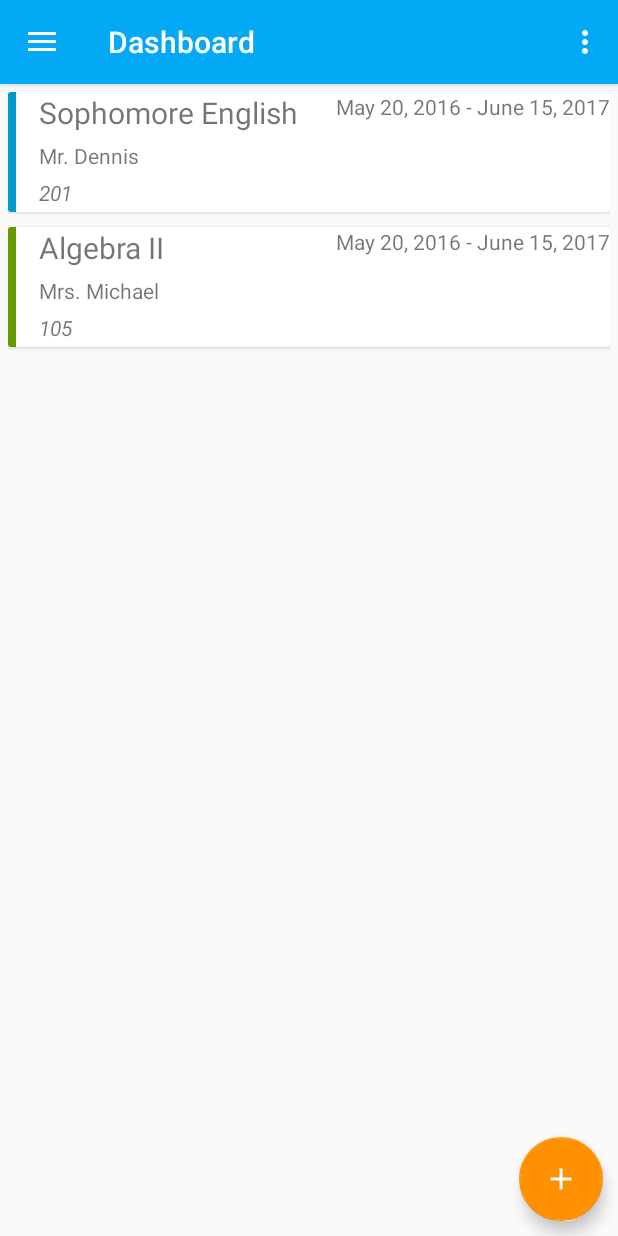
After one commit to nickthegroot/UnityPlanner, an Android app: the fragment CourseShowcase placed in its activity, on a phone screen of 412 x 824 dp. The commit adds this screen. Run offline under Robolectric (Android 15) with nearby library versions, the phone set to English and light mode, and no system bars; our stand-ins replace Firebase (no records; nobody signed in at launch, a user with empty details on screens opened directly), Picasso; libraries missing offline, so code that uses them is left out: com.google.api.client, com.google.api.services, pub.devrel.easypermissions, uk.co.deanwild; pictures from the network do not load; 1 statement that could not run was skipped.

Commit message:
AssignmentShowcase and CourseShowcase now have example data for showcase to highlight

```diff
--- a/app/src/main/AndroidManifest.xml
+++ b/app/src/main/AndroidManifest.xml
@@ -26,6 +26,9 @@
             </intent-filter>
         </receiver>
         <receiver android:name=".utils.AlarmReceiver" />
+
+        <!--todo turn back on crash reporting for release-->
+        <meta-data android:name="firebase_crash_collection_enabled" android:value="false" />
 
         <activity
             android:name=".LauncherLogin"
--- a/app/src/main/java/com/nbdeg/unityplanner/AssignmentList.java
+++ b/app/src/main/java/com/nbdeg/unityplanner/AssignmentList.java
@@ -34,7 +34,7 @@ public class AssignmentList extends Fragment {
     @Override
     public void onResume() {
         super.onResume();
-        NavigationView navigationView = getActivity().findViewById(R.id.nav_view);
+        NavigationView navigationView = (NavigationView) getActivity().findViewById(R.id.nav_view);
         navigationView.setCheckedItem(R.id.nav_assignment);
 
         getActivity().setTitle("Assignments");
@@ -45,7 +45,7 @@ public class AssignmentList extends Fragment {
                              Bundle savedInstanceState) {
 
         View mView = inflater.inflate(R.layout.fragment_assignment_list, container, false);
-        RecyclerView assignmentView = mView.findViewById(R.id.assignment_list_view);
+        RecyclerView assignmentView = (RecyclerView) mView.findViewById(R.id.assignment_list_view);
         LinearLayoutManager assignmentLayoutManager = new LinearLayoutManager(getContext());
 
         assignmentView.setLayoutManager(assignmentLayoutManager);
--- a/app/src/main/java/com/nbdeg/unityplanner/CourseList.java
+++ b/app/src/main/java/com/nbdeg/unityplanner/CourseList.java
@@ -8,6 +8,7 @@ import android.support.v4.app.Fragment;
 import android.support.v7.widget.DividerItemDecoration;
 import android.support.v7.widget.LinearLayoutManager;
 import android.support.v7.widget.RecyclerView;
+import android.util.Log;
 import android.view.LayoutInflater;
 import android.view.View;
 import android.view.ViewGroup;
@@ -38,7 +39,7 @@ public class CourseList extends Fragment {
     @Override
     public void onResume() {
         super.onResume();
-        NavigationView navigationView = getActivity().findViewById(R.id.nav_view);
+        NavigationView navigationView = (NavigationView) getActivity().findViewById(R.id.nav_view);
         navigationView.setCheckedItem(R.id.nav_courses);
 
         getActivity().setTitle("Courses");
@@ -49,7 +50,7 @@ public class CourseList extends Fragment {
                              Bundle savedInstanceState) {
 
         View mView = inflater.inflate(R.layout.fragment_course_list, container, false);
-        RecyclerView courseView = mView.findViewById(R.id.course_list_view);
+        RecyclerView courseView = (RecyclerView) mView.findViewById(R.id.course_list_view);
         LinearLayoutManager courseLayoutManager = new LinearLayoutManager(getContext());
 
         DividerItemDecoration dividerItemDecoration = new DividerItemDecoration(courseView.getContext(),
@@ -63,6 +64,7 @@ public class CourseList extends Fragment {
         mAdapter = new FirebaseRecyclerAdapter<Course, CourseHolder>(Course.class, R.layout.database_course_view, CourseHolder.class, courseDb) {
             @Override
             protected void populateViewHolder(CourseHolder viewHolder, Course course, int position) {
+                Log.d("Course", "populateViewHolder: " + course.getName());
                 viewHolder.setName(course.getName());
                 viewHolder.setTeacher(course.getTeacher());
                 viewHolder.setRoomNumber(course.getRoomNumber());
--- a/app/src/main/java/com/nbdeg/unityplanner/DashboardFragment.java
+++ b/app/src/main/java/com/nbdeg/unityplanner/DashboardFragment.java
@@ -41,7 +41,7 @@ public class DashboardFragment extends Fragment {
     @Override
     public void onResume() {
         super.onResume();
-        NavigationView navigationView = getActivity().findViewById(R.id.nav_view);
+        NavigationView navigationView = (NavigationView)getActivity().findViewById(R.id.nav_view);
         navigationView.setCheckedItem(R.id.nav_home);
 
         getActivity().setTitle("Dashboard");
@@ -53,12 +53,12 @@ public class DashboardFragment extends Fragment {
         // Inflate the layout for this fragment
         final View view = inflater.inflate(R.layout.fragment_dashboard, container, false);
 
-        final TextView todayTitle = view.findViewById(R.id.dashboard_today_title);
-        final TextView tomorrowTitle = view.findViewById(R.id.dashboard_tomorrow_title);
-        final ListView todayList = view.findViewById(R.id.dashboard_today_list);
-        final ListView tomorrowList = view.findViewById(R.id.dashboard_tomorrow_list);
-        final ImageView todayAdd = view.findViewById(R.id.dashboard_today_add);
-        final ImageView tomorrowAdd = view.findViewById(R.id.dashboard_tomorrow_add);
+        final TextView todayTitle = (TextView) view.findViewById(R.id.dashboard_today_title);
+        final TextView tomorrowTitle = (TextView) view.findViewById(R.id.dashboard_tomorrow_title);
+        final ListView todayList = (ListView) view.findViewById(R.id.dashboard_today_list);
+        final ListView tomorrowList = (ListView) view.findViewById(R.id.dashboard_tomorrow_list);
+        final ImageView todayAdd = (ImageView) view.findViewById(R.id.dashboard_today_add);
+        final ImageView tomorrowAdd = (ImageView) view.findViewById(R.id.dashboard_tomorrow_add);
 
         todayTitle.setText("Due Today - " + formatter.format(new Date()));
 
--- /dev/null
+++ b/app/src/main/java/com/nbdeg/unityplanner/showcase/CourseShowcase.java
@@ -0,0 +1,59 @@
+package com.nbdeg.unityplanner.showcase;
+
+
+import android.os.Bundle;
+import android.support.v4.app.Fragment;
+import android.support.v4.app.FragmentTransaction;
+import android.view.LayoutInflater;
+import android.view.View;
+import android.view.ViewGroup;
+
+import com.nbdeg.unityplanner.R;
+
+import uk.co.deanwild.materialshowcaseview.IShowcaseListener;
+import uk.co.deanwild.materialshowcaseview.MaterialShowcaseView;
+
+/**
+ * A simple {@link Fragment} subclass.
+ */
+public class CourseShowcase extends Fragment {
+
+
+    public CourseShowcase() {
+        // Required empty public constructor
+    }
+
+
+    @Override
+    public View onCreateView(LayoutInflater inflater, ViewGroup container,
+                             Bundle savedInstanceState) {
+        // Inflate the layout for this fragment
+        View view = inflater.inflate(R.layout.fragment_course_showcase, container, false);
+
+        new MaterialShowcaseView.Builder(getActivity())
+                .setTarget(view.findViewById(R.id.showcase_course))
+                .setTitleText("Courses")
+                .setContentText("In order to add assignments, you have to have classes. Use this button to add all of your classes")
+                .setDismissText("Continue")
+                .setListener(new IShowcaseListener() {
+                    @Override
+                    public void onShowcaseDisplayed(MaterialShowcaseView materialShowcaseView) {
+                    }
+
+                    @Override
+                    public void onShowcaseDismissed(MaterialShowcaseView materialShowcaseView) {
+                        AssignmentShowcase showFrag = new AssignmentShowcase();
+
+                        FragmentTransaction transaction = getActivity().getSupportFragmentManager().beginTransaction();
+                        transaction.replace(R.id.dashboard_fragments, showFrag);
+                        transaction.addToBackStack(null);
+
+                        transaction.commit();
+                    }
+                })
+                .show();
+
+        return view;
+    }
+
+}
--- a/app/src/main/java/com/nbdeg/unityplanner/utils/AssignmentHolder.java
+++ b/app/src/main/java/com/nbdeg/unityplanner/utils/AssignmentHolder.java
@@ -26,9 +26,9 @@ public class AssignmentHolder extends RecyclerView.ViewHolder {
         super(view);
         assignment = view;
         assignmentColor = view.findViewById(R.id.assignment_color);
-        assignmentName = view.findViewById(R.id.assignment_name);
-        assignmentDate = view.findViewById(R.id.assignment_date);
-        assignmentCourse = view.findViewById(R.id.assignment_class);
+        assignmentName = (TextView) view.findViewById(R.id.assignment_name);
+        assignmentDate = (TextView) view.findViewById(R.id.assignment_date);
+        assignmentCourse = (TextView) view.findViewById(R.id.assignment_class);
         assignmentLate = view.findViewById(R.id.assignment_late);
     }
 
--- a/app/src/main/java/com/nbdeg/unityplanner/utils/EditTextDatePicker.java
+++ b/app/src/main/java/com/nbdeg/unityplanner/utils/EditTextDatePicker.java
@@ -25,7 +25,7 @@ public class EditTextDatePicker implements View.OnFocusChangeListener, DatePicke
     public EditTextDatePicker(Context context, int editTextViewID)
     {
         Activity act = (Activity) context;
-        this._editText = act.findViewById(editTextViewID);
+        this._editText = (EditText) act.findViewById(editTextViewID);
         this._editText.setKeyListener(null);
         this._editText.setOnFocusChangeListener(this);
         this._context = context;
--- /dev/null
+++ b/app/src/main/res/layout/fragment_course_showcase.xml
@@ -0,0 +1,126 @@
+<LinearLayout xmlns:android="http://schemas.android.com/apk/res/android"
+    xmlns:tools="http://schemas.android.com/tools"
+    android:layout_width="match_parent"
+    android:layout_height="match_parent"
+    tools:context="com.nbdeg.unityplanner.showcase.CourseShowcase"
+    android:orientation="vertical"
+    android:padding="5dp">
+
+    <android.support.v7.widget.CardView
+        android:id="@+id/showcase_course"
+        xmlns:android="http://schemas.android.com/apk/res/android"
+        android:layout_width="wrap_content"
+        android:layout_height="wrap_content"
+        android:layout_marginBottom="10dp">
+
+        <LinearLayout
+            android:layout_width="match_parent"
+            android:layout_height="match_parent">
+
+            <View
+                android:background="@android:color/holo_blue_dark"
+                android:layout_gravity="center_vertical"
+                android:id="@+id/showcase1_course_color"
+                android:padding="15dp"
+                android:layout_width="5dp"
+                android:layout_height="80dp" />
+
+            <RelativeLayout
+                android:layout_width="match_parent"
+                android:layout_height="match_parent"
+                android:layout_marginLeft="15dp">
+
+                <TextView
+                    android:text="May 20, 2016 - June 15, 2017"
+                    android:id="@+id/showcase1_course_time"
+                    android:layout_width="wrap_content"
+                    android:layout_height="wrap_content"
+                    android:layout_alignParentRight="true"/>
+                <TextView
+                    android:text="Sophomore English"
+                    android:layout_width="wrap_content"
+                    android:layout_height="wrap_content"
+                    android:layout_marginBottom="5dp"
+                    android:textSize="20sp"
+                    android:layout_toLeftOf="@id/showcase1_course_time"
+                    android:layout_alignParentLeft="true"
+                    android:id="@+id/showcase1_course_name"/>
+
+                <TextView
+                    android:text="Mr. Dennis"
+                    android:layout_width="wrap_content"
+                    android:layout_height="wrap_content"
+                    android:layout_below="@id/showcase1_course_name"
+                    android:layout_marginBottom="5dp"
+                    android:id="@+id/showcase1_course_teacher"/>
+
+                <TextView
+                    android:text="201"
+                    android:layout_width="wrap_content"
+                    android:layout_height="wrap_content"
+                    android:layout_below="@id/showcase1_course_teacher"
+                    android:textStyle="italic"
+                    android:id="@+id/showcase1_course_room_number"/>
+            </RelativeLayout>
+        </LinearLayout>
+    </android.support.v7.widget.CardView>
+
+    <android.support.v7.widget.CardView
+        xmlns:android="http://schemas.android.com/apk/res/android"
+        android:layout_width="wrap_content"
+        android:layout_height="wrap_content"
+        android:layout_marginBottom="10dp">
+
+        <LinearLayout
+            android:layout_width="match_parent"
+            android:layout_height="match_parent">
+
+            <View
+                android:background="@android:color/holo_green_dark"
+                android:layout_gravity="center_vertical"
+                android:id="@+id/showcase2_course_color"
+                android:padding="15dp"
+                android:layout_width="5dp"
+                android:layout_height="80dp" />
+
+            <RelativeLayout
+                android:layout_width="match_parent"
+                android:layout_height="match_parent"
+                android:layout_marginLeft="15dp">
+
+                <TextView
+                    android:text="May 20, 2016 - June 15, 2017"
+                    android:id="@+id/showcase2_course_time"
+                    android:layout_width="wrap_content"
+                    android:layout_height="wrap_content"
+                    android:layout_alignParentRight="true"/>
+                <TextView
+                    android:text="Algebra II"
+                    android:layout_width="wrap_content"
+                    android:layout_height="wrap_content"
+                    android:layout_marginBottom="5dp"
+                    android:textSize="20sp"
+                    android:layout_toLeftOf="@id/showcase2_course_time"
+                    android:layout_alignParentLeft="true"
+                    android:id="@+id/showcase2_course_name"/>
+
+                <TextView
+                    android:text="Mrs. Michael"
+                    android:layout_width="wrap_content"
+                    android:layout_height="wrap_content"
+                    android:layout_below="@id/showcase2_course_name"
+                    android:layout_marginBottom="5dp"
+                    android:id="@+id/showcase2_course_teacher"/>
+
+                <TextView
+                    android:text="105"
+                    android:layout_width="wrap_content"
+                    android:layout_height="wrap_content"
+                    android:layout_below="@id/showcase2_course_teacher"
+                    android:textStyle="italic"
+                    android:id="@+id/showcase2_course_room_number"/>
+            </RelativeLayout>
+        </LinearLayout>
+    </android.support.v7.widget.CardView>
+
+</LinearLayout>
--- a/app/src/main/res/layout/fragment_dashboard.xml
+++ b/app/src/main/res/layout/fragment_dashboard.xml
@@ -7,6 +7,7 @@
     android:orientation="vertical">
 
     <RelativeLayout
+        android:id="@+id/dashboard_day_1_layout"
         android:layout_width="wrap_content"
         android:layout_height="wrap_content">
 
--- a/app/src/main/res/layout/nav_header_dashboard.xml
+++ b/app/src/main/res/layout/nav_header_dashboard.xml
@@ -23,7 +23,7 @@
         android:layout_width="match_parent"
         android:layout_height="wrap_content"
         android:paddingTop="@dimen/nav_header_vertical_spacing"
-        android:text="Unity Planner"
+        android:text="Unity Planner User"
         android:id="@+id/nav_header_user"
         android:textAppearance="@style/TextAppearance.AppCompat.Body1" />
 
```
Also changed, not shown: app/build.gradle (+6 -3 lines), app/src/main/java/com/nbdeg/unityplanner/Dashboard.java (+30 -95 lines), app/src/main/java/com/nbdeg/unityplanner/showcase/AssignmentShowcase.java (added, +113 -0 lines), app/src/main/java/com/nbdeg/unityplanner/utils/CourseHolder.java (+4 -4 lines), app/src/main/res/layout/fragment_assignment_showcase.xml (added, +81 -0 lines), 1 other file.
